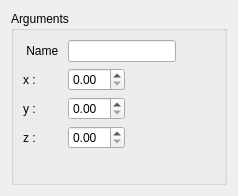
The window that src/HEXABLOCKGUI/Vertex_QTD.ui (SalomePlatform/hexablock) describes before a commit, drawn with Qt 5.
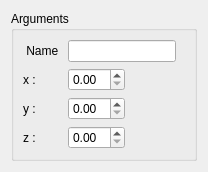
The same window after the commit.

```diff
--- a/src/HEXABLOCKGUI/Vertex_QTD.ui
+++ b/src/HEXABLOCKGUI/Vertex_QTD.ui
@@ -6,10 +6,16 @@
    <rect>
     <x>0</x>
     <y>0</y>
-    <width>238</width>
-    <height>196</height>
+    <width>208</width>
+    <height>157</height>
    </rect>
   </property>
+  <property name="sizePolicy">
+   <sizepolicy hsizetype="Preferred" vsizetype="Fixed">
+    <horstretch>0</horstretch>
+    <verstretch>0</verstretch>
+   </sizepolicy>
+  </property>
   <property name="windowTitle">
    <string>Vertex Construction</string>
   </property>
```
